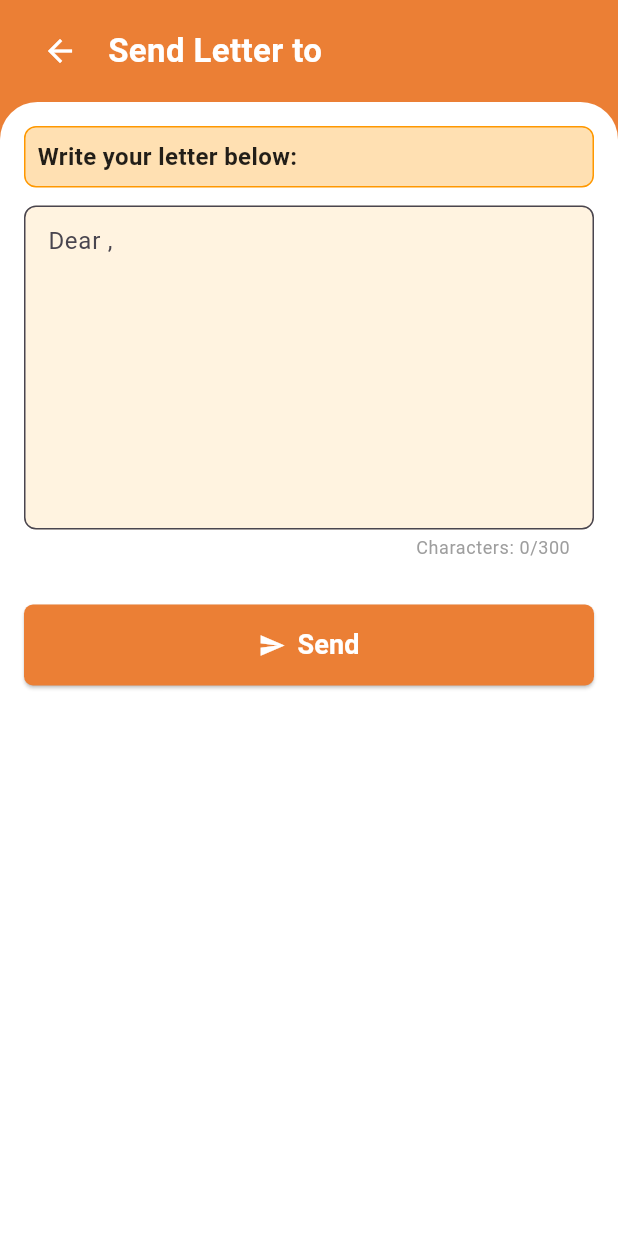
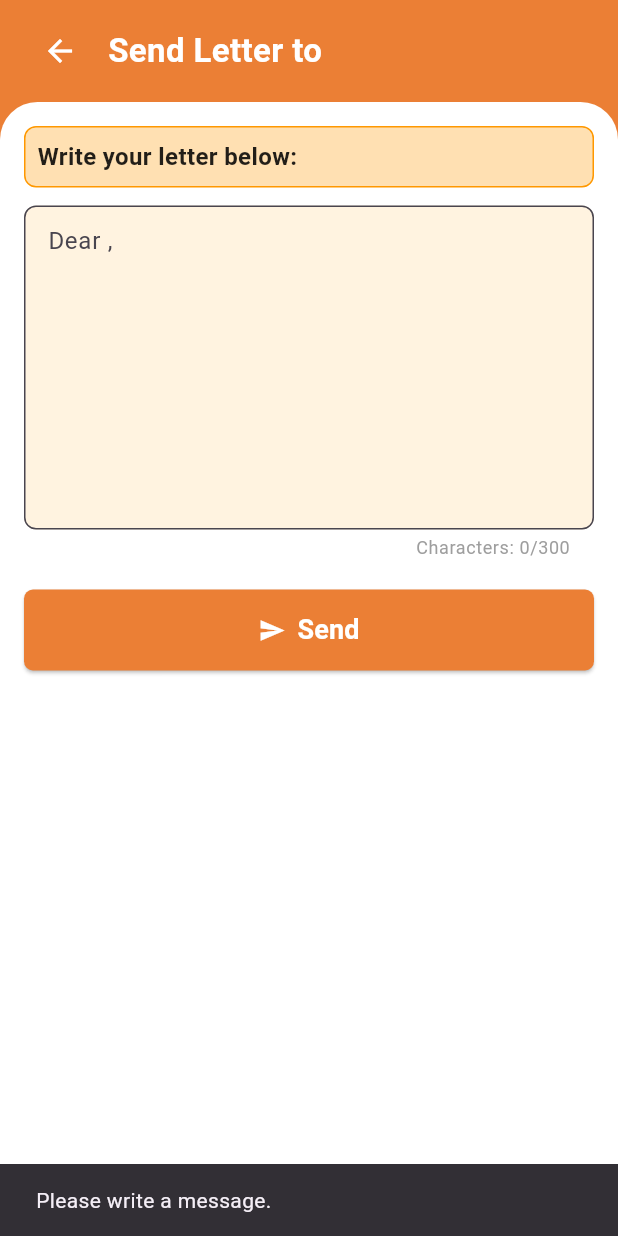
Before and after one commit to Claaarence/wv-app-recent, a Flutter app: the SendLetterPage screen opened directly with empty values, after a tap on "Send", on a phone screen of 412 x 824 dp. Run offline on Flutter 3.47's test engine with Material 3 defaults, Android fonts, the phone set to English and light mode, and no system bars; our stand-ins replace audioplayers, flutter_spinkit, flutter_svg, font_awesome_flutter, google_fonts, image_picker and 3 more; missing offline and left inert: flutter_custom_tabs, syncfusion_flutter_pdfviewer; accounts and stored records are empty.

Commit message:
Update sendletter.dart

```diff
--- a/lib/screens/child_connect/sendletter.dart
+++ b/lib/screens/child_connect/sendletter.dart
@@ -1,10 +1,11 @@
 import 'package:flutter/material.dart';
-
+import '/services/sendletter/auth_service.dart'; // ✅ your existing AuthService path
 
 class SendLetterPage extends StatefulWidget {
   final String childName;
+  final String childId;
 
-  const SendLetterPage({super.key, required this.childName});
+  const SendLetterPage({super.key, required this.childName, required this.childId});
 
   @override
   State<SendLetterPage> createState() => _SendLetterPageState();
@@ -13,7 +14,82 @@ class SendLetterPage extends StatefulWidget {
 class _SendLetterPageState extends State<SendLetterPage> {
   final TextEditingController _controller = TextEditingController();
   int _charCount = 0;
+  final LetterAuthService _authService = LetterAuthService(); // ✅ use your separated service
 
+  Future<void> _sendLetter() async {
+  final message = _controller.text.trim();
+
+  if (message.isEmpty) {
+    ScaffoldMessenger.of(context).showSnackBar(
+      const SnackBar(content: Text('Please write a message.')),
+    );
+    return;
+  }
+
+  try {
+    bool success = await _authService.sendLetter(
+      message: message,
+      childId: widget.childId,
+    );
+
+    if (success) {
+      showSuccessOrErrorDialog(true);
+      // Wait 2 seconds then pop this SendLetterPage
+      await Future.delayed(const Duration(seconds: 2));
+      if (mounted) {
+        Navigator.of(context).pop(); // Close SendLetterPage
+      }
+    } else {
+      showSuccessOrErrorDialog(false);
+    }
+  } catch (e) {
+    print("❌ Send error: $e");
+    ScaffoldMessenger.of(context).showSnackBar(
+      SnackBar(content: Text('Error: ${e.toString()}')),
+    );
+  }
+}
+
+// Add this method inside your State class
+void showSuccessOrErrorDialog(bool success) {
+  showGeneralDialog(
+    context: context,
+    barrierDismissible: false,
+    barrierLabel: MaterialLocalizations.of(context).modalBarrierDismissLabel,
+    transitionDuration: const Duration(milliseconds: 300),
+    pageBuilder: (context, animation, secondaryAnimation) {
+      return Center(
+        child: Material(
+          color: Colors.transparent,
+          child: Container(
+            width: MediaQuery.of(context).size.width * 0.6,
+            padding: const EdgeInsets.all(20),
+            decoration: BoxDecoration(
+              color: success ? Colors.green[300] : Colors.red[300],
+              borderRadius: BorderRadius.circular(15),
+            ),
+            child: Text(
+              success ? "Successfully sent!" : "Sending failed.",
+              style: const TextStyle(
+                fontSize: 18,
+                fontWeight: FontWeight.bold,
+                color: Colors.white,
+              ),
+              textAlign: TextAlign.center,
+            ),
+          ),
+        ),
+      );
+    },
+  );
+
+  // Auto dismiss after 2 seconds
+  Future.delayed(const Duration(seconds: 2), () {
+    if (mounted) {
+      Navigator.of(context).pop(); // dismiss success/error dialog
+    }
+  });
+}
 
   @override
   Widget build(BuildContext context) {
@@ -58,7 +134,6 @@ class _SendLetterPageState extends State<SendLetterPage> {
                   padding: const EdgeInsets.all(16),
                   child: Column(
                     children: [
-                      // Notebook-style label
                       Container(
                         width: double.infinity,
                         padding: const EdgeInsets.all(8),
@@ -77,12 +152,10 @@ class _SendLetterPageState extends State<SendLetterPage> {
                           ),
                         ),
                       ),
-
-                      // Text area with counter
                       TextField(
                         controller: _controller,
                         maxLines: 8,
-                        maxLength: 300,
+                        maxLength: 1000,
                         onChanged: (value) {
                           setState(() {
                             _charCount = value.length;
@@ -100,18 +173,11 @@ class _SendLetterPageState extends State<SendLetterPage> {
                           counterStyle: const TextStyle(color: Colors.grey),
                         ),
                       ),
-                      const SizedBox(height: 10),
-
-                      // Attach file
-
-
                       const SizedBox(height: 20),
-
-                      // Send button
                       SizedBox(
                         width: double.infinity,
                         child: ElevatedButton.icon(
-                          onPressed: () {},
+                          onPressed: _sendLetter,
                           icon: const Icon(Icons.send, color: Colors.white),
                           label: const Text(
                             'Send',
```
